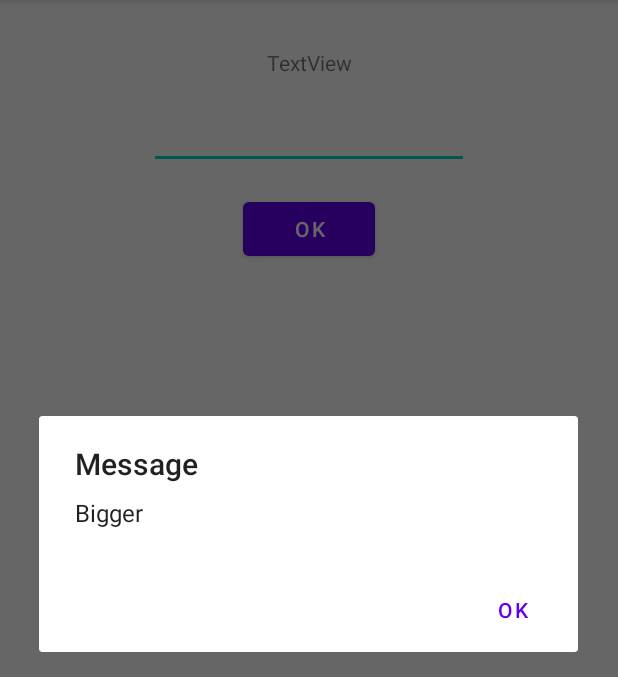
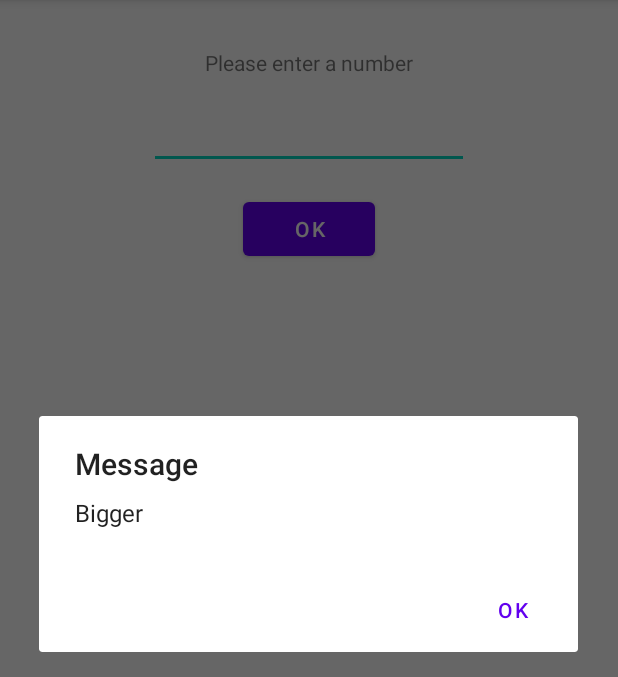
Before and after one commit to rick624/homework3_1, an Android app: the screen it shows after launch (MainActivity), after a tap on "OK", on a phone screen of 412 x 824 dp, the part 84-761 px from its top. Run offline under Robolectric (Android 15) with nearby library versions, the phone set to English and light mode, and no system bars; 1 statement that could not run was skipped.

Commit message:
Edit Translations

```diff
--- a/app/src/main/java/com/rick/homework3_1/MainActivity.kt
+++ b/app/src/main/java/com/rick/homework3_1/MainActivity.kt
@@ -10,12 +10,13 @@ import androidx.appcompat.app.AlertDialog
 
 class MainActivity : AppCompatActivity() {
     val secretNumber = SecretNumber()
+    val TAG = MainActivity ::class.java.simpleName
 
     lateinit var edNumber : EditText
     override fun onCreate(savedInstanceState: Bundle?) {
         super.onCreate(savedInstanceState)
         setContentView(R.layout.activity_main)
-        Log.d("MainActivity", "secret: " + secretNumber.secret)
+        Log.d(TAG, "secret: " + secretNumber.secret)
         findViews()
     }
 
@@ -26,22 +27,22 @@ class MainActivity : AppCompatActivity() {
     fun check(view: View){
         val n = edNumber.text.toString().toInt()
         val diff = secretNumber.validate(n)
-        var message = "Excellent! The number is"
+        var message = getString(R.string.excellent_the_number_is)
 
 //        println("number: $n")
-        Log.d("MainActivity", "number:" +n)
+        Log.d(TAG, "number:" +n)
         if (diff < 0){
-            message = "Bigger"
+            message = getString(R.string.bigger)
         }else if (diff > 0){
-            message = "Smaller"
+            message = getString(R.string.smaller)
         }else{
             message = "$message ${secretNumber.secret}"
         }
 //        Toast.makeText(this, message, Toast.LENGTH_LONG).show()
         AlertDialog.Builder(this)
-            .setTitle("Message")
+            .setTitle(getString(R.string.message))
             .setMessage(message)
-            .setPositiveButton("ok", null)
+            .setPositiveButton(getString(R.string.ok), null)
             .show()
     }
 }
--- a/app/src/main/res/layout/activity_main.xml
+++ b/app/src/main/res/layout/activity_main.xml
@@ -11,7 +11,7 @@
         android:layout_width="wrap_content"
         android:layout_height="wrap_content"
         android:layout_marginTop="32dp"
-        android:text="TextView"
+        android:text="@string/please_enter_a_number"
         app:layout_constraintEnd_toEndOf="parent"
         app:layout_constraintStart_toStartOf="parent"
         app:layout_constraintTop_toTopOf="parent" />
@@ -33,7 +33,7 @@
         android:layout_height="wrap_content"
         android:layout_marginTop="16dp"
         android:onClick="check"
-        android:text="ok"
+        android:text="@string/ok"
         app:layout_constraintEnd_toEndOf="parent"
         app:layout_constraintStart_toStartOf="parent"
         app:layout_constraintTop_toBottomOf="@+id/ed_number" />
--- a/app/src/main/res/values/strings.xml
+++ b/app/src/main/res/values/strings.xml
@@ -1,3 +1,9 @@
 <resources>
     <string name="app_name">homework3-1</string>
+    <string name="please_enter_a_number">Please enter a number</string>
+    <string name="ok">ok</string>
+    <string name="excellent_the_number_is">Excellent! The number is</string>
+    <string name="bigger">Bigger</string>
+    <string name="smaller">Smaller</string>
+    <string name="message">Message</string>
 </resources>
```
Also changed, not shown: 1 other file.
